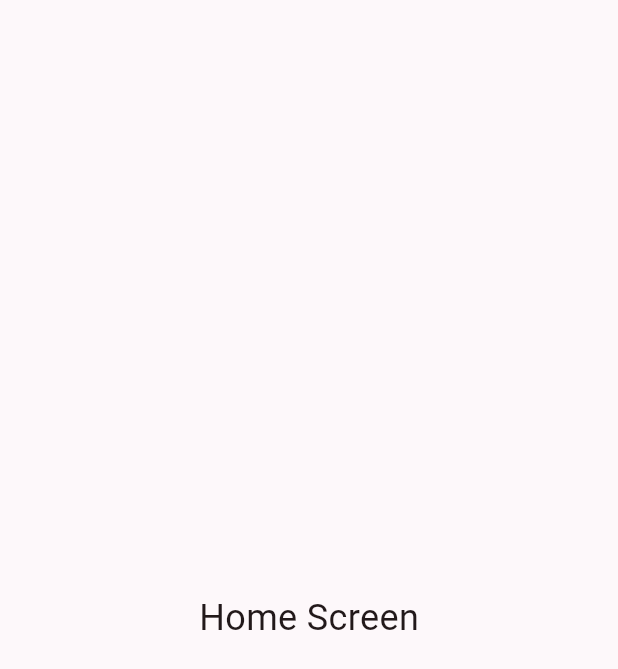
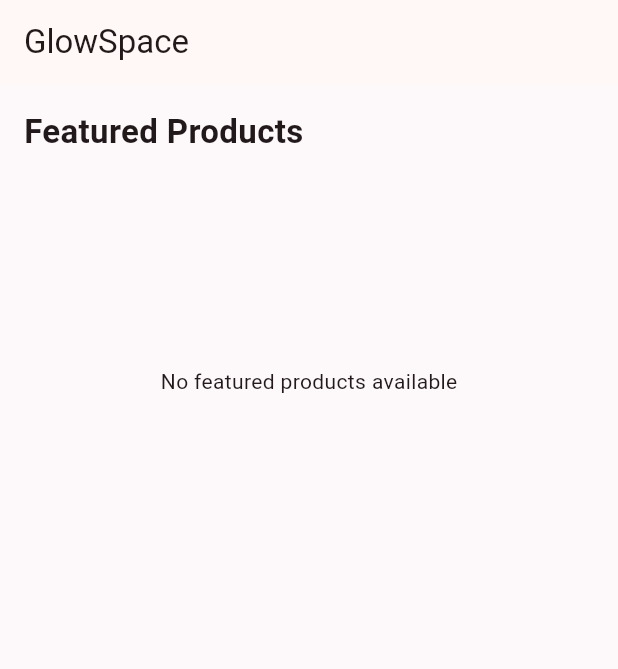
Before and after one commit to AnujaRashmika/GlowSpace, a Flutter app: the screen it shows after launch, on a phone screen of 412 x 824 dp. Shown: the top 669 px of the screen. Run offline on Flutter 3.47's test engine with Material 3 defaults, Android fonts, the phone set to English and light mode, and no system bars; our stand-ins replace cloud_firestore, firebase_core; accounts and stored records are empty.

Commit message:
add shimmer and load products data from firebase

```diff
--- a/lib/main.dart
+++ b/lib/main.dart
@@ -1,33 +1,65 @@
-import 'package:beauty_shop_web/providers/product_provider.dart';
-import 'package:beauty_shop_web/screens/splash/splash_screen.dart';
 import 'package:flutter/material.dart';
+import 'package:firebase_core/firebase_core.dart';
 import 'package:provider/provider.dart';
 
+import 'firebase_options.dart';
+
 import 'config/theme.dart';
+import 'providers/product_provider.dart';
+import 'screens/splash/splash_screen.dart';
 
-void main() {
-  runApp(const MyApp());
+
+void main() async {
+
+  WidgetsFlutterBinding.ensureInitialized();
+
+
+  await Firebase.initializeApp(
+    options: DefaultFirebaseOptions.currentPlatform,
+  );
+
+
+  runApp(
+
+    MultiProvider(
+
+      providers: [
+
+        ChangeNotifierProvider(
+          create: (_) => ProductProvider(),
+        ),
+
+      ],
+
+
+      child: const MyApp(),
+
+    ),
+
+  );
+
 }
 
+
+
 class MyApp extends StatelessWidget {
+
   const MyApp({super.key});
+
 
   @override
   Widget build(BuildContext context) {
-    return MultiProvider(
-      providers: [
 
-        ChangeNotifierProvider(
-          create: (_) => ProductProvider()
-            ..loadProducts(),
-        ),
+    return MaterialApp(
 
-      ],
-      child: MaterialApp(
-        debugShowCheckedModeBanner: false,
-        theme: AppTheme.lightTheme,
-        home: const SplashScreen(),
-      ),
+      debugShowCheckedModeBanner: false,
+
+      theme: AppTheme.lightTheme,
+
+      home: const SplashScreen(),
+
     );
+
   }
+
 }
--- a/lib/screens/home/home_screen.dart
+++ b/lib/screens/home/home_screen.dart
@@ -1,20 +1,235 @@
 import 'package:flutter/material.dart';
+import 'package:provider/provider.dart';
 
-class HomeScreen extends StatelessWidget {
+import '../../providers/product_provider.dart';
+import '../../widgets/product_card.dart';
+
+
+class HomeScreen extends StatefulWidget {
 
   const HomeScreen({super.key});
+
+
+  @override
+  State<HomeScreen> createState() => _HomeScreenState();
+
+}
+
+
+
+class _HomeScreenState extends State<HomeScreen> {
+
+
+  @override
+  void initState() {
+
+    super.initState();
+
+
+    Future.microtask(() {
+
+      Provider.of<ProductProvider>(
+        context,
+        listen: false,
+      ).loadProducts();
+
+    });
+
+  }
+
+
 
   @override
   Widget build(BuildContext context) {
 
-    return const Scaffold(
-      body: Center(
-        child: Text(
-          "Home Screen",
-          style: TextStyle(fontSize: 24),
+
+    final productProvider =
+    Provider.of<ProductProvider>(context);
+
+
+
+    final featuredProducts =
+        productProvider.featuredProducts;
+
+
+
+    return Scaffold(
+
+
+      appBar: AppBar(
+
+        title: const Text(
+          "GlowSpace",
         ),
+
       ),
+
+
+
+      body: SingleChildScrollView(
+
+
+        child: Column(
+
+
+          crossAxisAlignment: CrossAxisAlignment.start,
+
+
+          children: [
+
+
+
+            const Padding(
+
+              padding: EdgeInsets.all(16),
+
+              child: Text(
+
+                "Featured Products",
+
+                style: TextStyle(
+
+                  fontSize: 22,
+
+                  fontWeight: FontWeight.bold,
+
+                ),
+
+              ),
+
+            ),
+
+
+
+
+            SizedBox(
+
+
+              height: 270,
+
+
+
+              child: AnimatedSwitcher(
+
+
+                duration: const Duration(
+                  milliseconds: 400,
+                ),
+
+
+
+                child: productProvider.isLoading
+
+
+                    ?
+
+                // SHIMMER
+
+                ListView.builder(
+
+                  key: const ValueKey(
+                    "shimmer",
+                  ),
+
+                  scrollDirection: Axis.horizontal,
+
+
+                  itemCount: 5,
+
+
+
+                  itemBuilder: (context,index){
+
+
+                    return const ProductCard(
+
+                      isLoading: true,
+
+                    );
+
+
+                  },
+
+
+                )
+
+
+
+                    :
+
+                featuredProducts.isEmpty
+
+
+                    ?
+
+                const Center(
+
+                  key: ValueKey(
+                    "empty",
+                  ),
+
+                  child: Text(
+
+                    "No featured products available",
+
+                  ),
+
+                )
+
+
+
+                    :
+
+
+                ListView.builder(
+
+                  key: const ValueKey(
+                    "products",
+                  ),
+
+
+                  scrollDirection: Axis.horizontal,
+
+
+                  itemCount: featuredProducts.length,
+
+
+
+                  itemBuilder: (context,index){
+
+
+                    return ProductCard(
+
+                      product: featuredProducts[index],
+
+                    );
+
+
+                  },
+
+
+                ),
+
+
+              ),
+
+
+            ),
+
+
+          ],
+
+
+        ),
+
+
+      ),
+
+
     );
 
+
   }
+
+
 }
--- a/pubspec.yaml
+++ b/pubspec.yaml
@@ -39,6 +39,7 @@ dependencies:
   firebase_auth: ^6.5.6
   firebase_storage: ^13.4.5
   provider: ^6.1.5+1
+  shimmer: ^3.0.0
 
 dev_dependencies:
   flutter_test:
```
Also changed, not shown: lib/providers/product_provider.dart (+47 -6 lines), lib/widgets/product_card.dart (+126 -18 lines), pubspec.lock.
